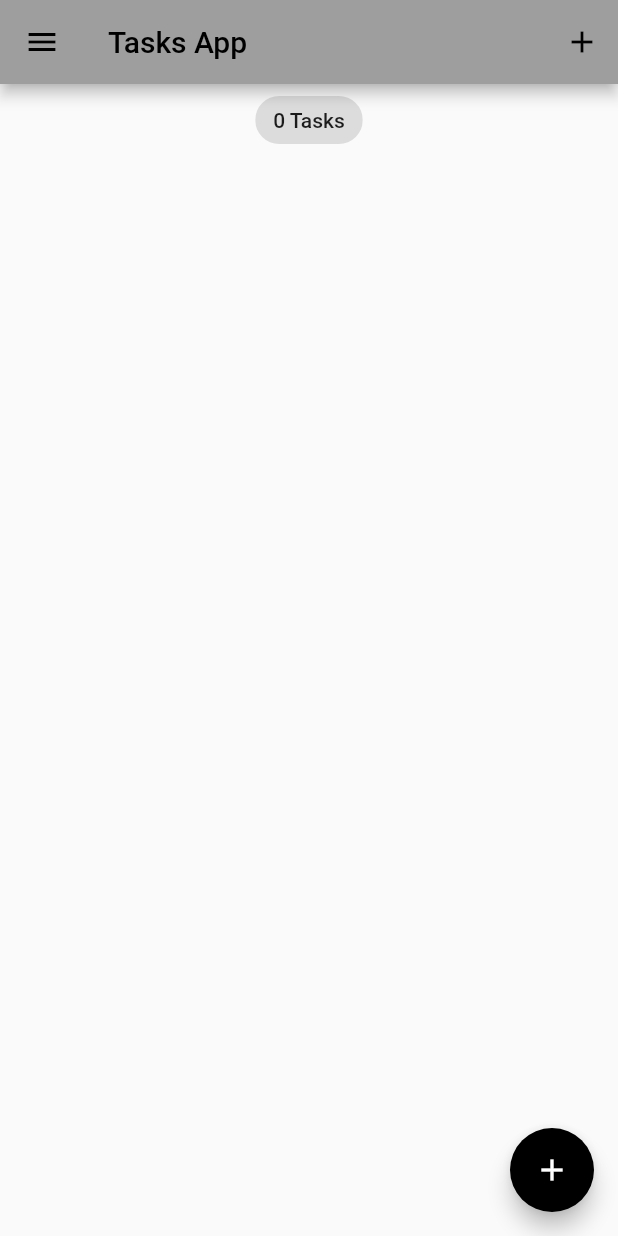
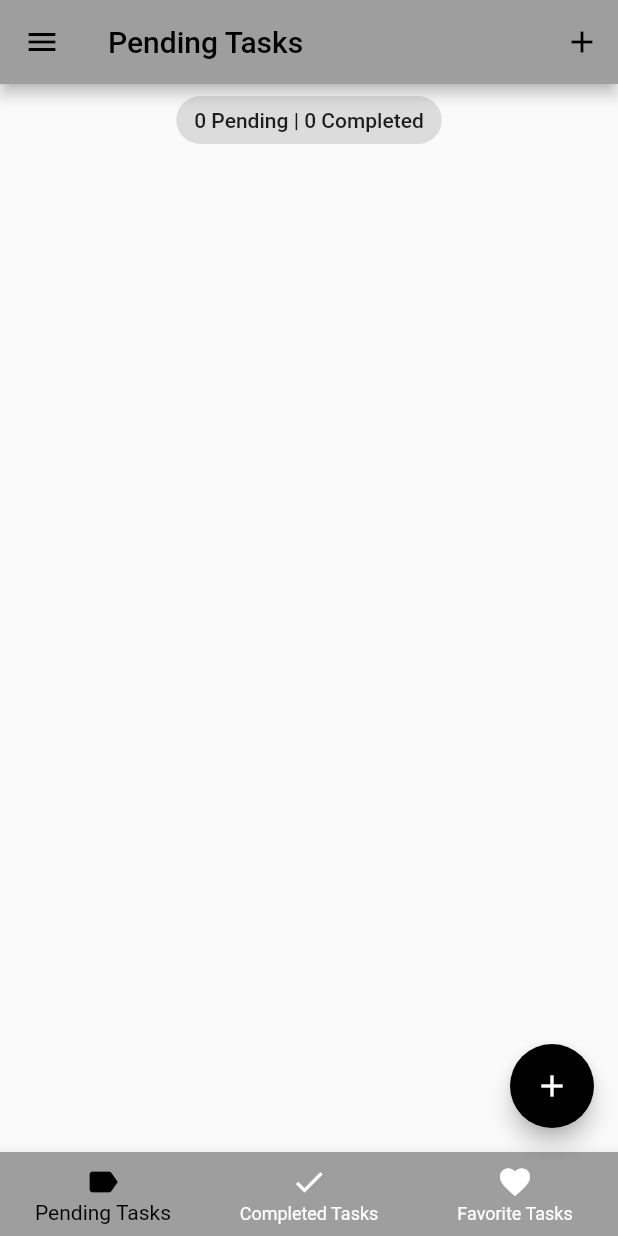
Before and after one commit to ElvinSadikhov/tasksApp, a Flutter app: the screen it shows after launch, on a phone screen of 412 x 824 dp. Run offline on Flutter 3.47's test engine with Material 2 defaults, Android fonts, the phone set to English and light mode, and no system bars; our stand-ins replace equatable, flutter_bloc, hydrated_bloc.

Commit message:
feat: added bottomNavBar, added completed and favorite tasks

```diff
--- a/lib/blocs/tasks_bloc/tasks_state.dart
+++ b/lib/blocs/tasks_bloc/tasks_state.dart
@@ -3,25 +3,44 @@
 part of 'tasks_bloc.dart';
 
 class TasksState extends Equatable {
-  final List<Task> allTasks;
+  final List<Task> pendingTasks;
+  final List<Task> completedTasks;
+  final List<Task> favoriteTasks;
   final List<Task> removedTasks;
 
-  const TasksState({this.allTasks = const [], this.removedTasks = const []});
+  const TasksState(
+      {this.pendingTasks = const <Task>[],
+      this.completedTasks = const <Task>[],
+      this.favoriteTasks = const <Task>[],
+      this.removedTasks = const <Task>[]});
 
   @override
-  List<Object> get props => [allTasks, removedTasks];
+  List<Object> get props =>
+      [pendingTasks, completedTasks, favoriteTasks, removedTasks];
 
   Map<String, dynamic> toMap() {
     return <String, dynamic>{
-      'allTasks': allTasks.map((x) => x.toMap()).toList(),
+      'pendingTasks': pendingTasks.map((x) => x.toMap()).toList(),
+      'completedTasks': completedTasks.map((x) => x.toMap()).toList(),
+      'favoriteTasks': favoriteTasks.map((x) => x.toMap()).toList(),
       'removedTasks': removedTasks.map((x) => x.toMap()).toList(),
     };
   }
 
   factory TasksState.fromMap(Map<String, dynamic> map) {
     return TasksState(
-      allTasks: List<Task>.from(
-        map['allTasks']?.map<Task>(
+      pendingTasks: List<Task>.from(
+        map['pendingTasks']?.map<Task>(
+          (x) => Task.fromMap(x),
+        ),
+      ),
+      completedTasks: List<Task>.from(
+        map['completedTasks']?.map<Task>(
+          (x) => Task.fromMap(x),
+        ),
+      ),
+      favoriteTasks: List<Task>.from(
+        map['favoriteTasks']?.map<Task>(
           (x) => Task.fromMap(x),
         ),
       ),
--- a/lib/main.dart
+++ b/lib/main.dart
@@ -2,9 +2,10 @@ import 'package:flutter/material.dart';
 import 'package:flutter_tasks_app/blocs/bloc_exports.dart';
 import 'package:flutter_tasks_app/config/main_configuration.dart';
 import 'package:flutter_tasks_app/consts/app_themes.dart';
+import 'package:flutter_tasks_app/ui/screens/home_screen.dart';
 import 'package:flutter_tasks_app/utils/app_router.dart';
 
-import 'ui/screens/tasks_screen.dart';
+import 'ui/screens/pending_tasks_screen.dart';
 
 void main() async {
   await MainConfiguration.configure();
@@ -28,7 +29,7 @@ class MyApp extends StatelessWidget {
             theme: state is DarkThemeState
                 ? AppThemes.darkhemeData
                 : AppThemes.lightThemeData,
-            home: const TasksScreen(),
+            home: const HomeScreen(),
             onGenerateRoute: AppRouter.onGenerateRoute,
           );
         },
--- /dev/null
+++ b/lib/models/tab_screen.dart
@@ -0,0 +1,8 @@
+import 'package:flutter/material.dart';
+
+class TabScreen {
+  final Widget screen;
+  final String title;
+
+  TabScreen({required this.screen, required this.title});
+}
--- /dev/null
+++ b/lib/ui/screens/home_screen.dart
@@ -0,0 +1,72 @@
+import 'package:flutter/material.dart';
+import 'package:flutter_tasks_app/models/tab_screen.dart';
+import 'package:flutter_tasks_app/ui/screens/completed_tasks_screen.dart';
+import 'package:flutter_tasks_app/ui/screens/pending_tasks_screen.dart';
+import 'package:flutter_tasks_app/ui/widgets/add_task_panel.dart';
+import 'package:flutter_tasks_app/ui/widgets/main_drawer.dart';
+
+import 'favorite_tasks_screen.dart';
+
+class HomeScreen extends StatefulWidget {
+  static const String route = '/home';
+
+  const HomeScreen({Key? key}) : super(key: key);
+
+  @override
+  State<HomeScreen> createState() => _HomeScreenState();
+}
+
+class _HomeScreenState extends State<HomeScreen> {
+  final List<TabScreen> _pageDetails = [
+    TabScreen(screen: const PendingTasksScreen(), title: "Pending Tasks"),
+    TabScreen(screen: const CompletedTasksScreen(), title: "Completed Tasks"),
+    TabScreen(screen: const FavoriteTasksScreen(), title: "Favorite Tasks"),
+  ];
+
+  int _currentTabIndex = 0;
+
+  void _addTask(BuildContext context) {
+    showModalBottomSheet(
+      context: context,
+      builder: (context) => const AddTaskPanel(),
+    );
+  }
+
+  @override
+  Widget build(BuildContext context) {
+    return Scaffold(
+      appBar: AppBar(
+        title: Text(_pageDetails[_currentTabIndex].title),
+        actions: [
+          IconButton(
+            onPressed: () => _addTask(context),
+            icon: const Icon(Icons.add),
+          )
+        ],
+      ),
+      drawer: const MainDrawer(),
+      floatingActionButton: FloatingActionButton(
+        onPressed: () => _addTask(context),
+        tooltip: 'Add Task',
+        child: const Icon(Icons.add),
+      ),
+      bottomNavigationBar: BottomNavigationBar(
+        currentIndex: _currentTabIndex,
+        onTap: (value) {
+          setState(() {
+            _currentTabIndex = value;
+          });
+        },
+        items: const [
+          BottomNavigationBarItem(
+              icon: Icon(Icons.label), label: "Pending Tasks"),
+          BottomNavigationBarItem(
+              icon: Icon(Icons.done), label: "Completed Tasks"),
+          BottomNavigationBarItem(
+              icon: Icon(Icons.favorite), label: "Favorite Tasks"),
+        ],
+      ),
+      body: _pageDetails[_currentTabIndex].screen,
+    );
+  }
+}
--- /dev/null
+++ b/lib/ui/screens/pending_tasks_screen.dart
@@ -0,0 +1,48 @@
+import 'package:flutter/material.dart';
+import 'package:flutter_tasks_app/blocs/bloc_exports.dart';
+import 'package:flutter_tasks_app/ui/widgets/add_task_panel.dart';
+import 'package:flutter_tasks_app/ui/widgets/tasks_list.dart';
+import 'package:flutter_tasks_app/utils/formatter.dart';
+
+import '../../models/task.dart';
+
+class PendingTasksScreen extends StatefulWidget {
+  static const String route = "/pending-tasks";
+
+  const PendingTasksScreen({Key? key}) : super(key: key);
+
+  @override
+  State<PendingTasksScreen> createState() => _PendingTasksScreenState();
+}
+
+class _PendingTasksScreenState extends State<PendingTasksScreen> {
+  @override
+  Widget build(BuildContext context) {
+    return BlocBuilder<TasksBloc, TasksState>(
+      builder: (_, state) {
+        final List<Task> tasks = state.pendingTasks;
+
+        return Column(
+          crossAxisAlignment: CrossAxisAlignment.center,
+          children: [
+            Center(
+              child: Chip(
+                label: Text(
+                  Formatter.formatTasksCounterTitle(state),
+                ),
+              ),
+            ),
+            TasksList(taskList: tasks)
+          ],
+        );
+      },
+    );
+  }
+
+  void _addTask(BuildContext context) {
+    showModalBottomSheet(
+      context: context,
+      builder: (context) => const AddTaskPanel(),
+    );
+  }
+}
--- a/lib/ui/screens/tasks_screen.dart
+++ /dev/null
@@ -1,65 +0,0 @@
-import 'package:flutter/material.dart';
-import 'package:flutter_tasks_app/blocs/bloc_exports.dart';
-import 'package:flutter_tasks_app/ui/widgets/main_drawer.dart';
-import 'package:flutter_tasks_app/ui/widgets/add_task_panel.dart';
-import 'package:flutter_tasks_app/ui/widgets/tasks_list.dart';
-
-import '../../models/task.dart';
-
-class TasksScreen extends StatefulWidget {
-  static const String route = "/tasks";
-
-  const TasksScreen({Key? key}) : super(key: key);
-
-  @override
-  State<TasksScreen> createState() => _TasksScreenState();
-}
-
-class _TasksScreenState extends State<TasksScreen> {
-  @override
-  Widget build(BuildContext context) {
-    return BlocBuilder<TasksBloc, TasksState>(
-      builder: (_, state) {
-        final List<Task> tasks = state.allTasks;
-
-        return Scaffold(
-          appBar: AppBar(
-            title: const Text('Tasks App'),
-            actions: [
-              IconButton(
-                onPressed: () => _addTask(context),
-                icon: const Icon(Icons.add),
-              )
-            ],
-          ),
-          drawer: const MainDrawer(),
-          body: Column(
-            crossAxisAlignment: CrossAxisAlignment.center,
-            children: [
-              Center(
-                child: Chip(
-                  label: Text(
-                    "${tasks.length} ${tasks.length == 1 ? "Task" : "Tasks"}",
-                  ),
-                ),
-              ),
-              TasksList(taskList: tasks)
-            ],
-          ),
-          floatingActionButton: FloatingActionButton(
-            onPressed: () => _addTask(context),
-            tooltip: 'Add Task',
-            child: const Icon(Icons.add),
-          ),
-        );
-      },
-    );
-  }
-
-  void _addTask(BuildContext context) {
-    showModalBottomSheet(
-      context: context,
-      builder: (context) => const AddTaskPanel(),
-    );
-  }
-}
--- /dev/null
+++ b/lib/utils/formatter.dart
@@ -0,0 +1,8 @@
+import 'package:flutter_tasks_app/blocs/bloc_exports.dart';
+
+class Formatter {
+  Formatter._();
+
+  static formatTasksCounterTitle(TasksState tasksState) =>
+      "${tasksState.pendingTasks.length} Pending | ${tasksState.completedTasks.length} Completed";
+}
```
Also changed, not shown: lib/blocs/tasks_bloc/tasks_bloc.dart (+25 -9 lines), lib/ui/screens/completed_tasks_screen.dart (added, +48 -0 lines), lib/ui/screens/favorite_tasks_screen.dart (added, +48 -0 lines), lib/ui/widgets/main_drawer.dart (+4 -3 lines), lib/utils/app_router.dart (+7 -3 lines).
